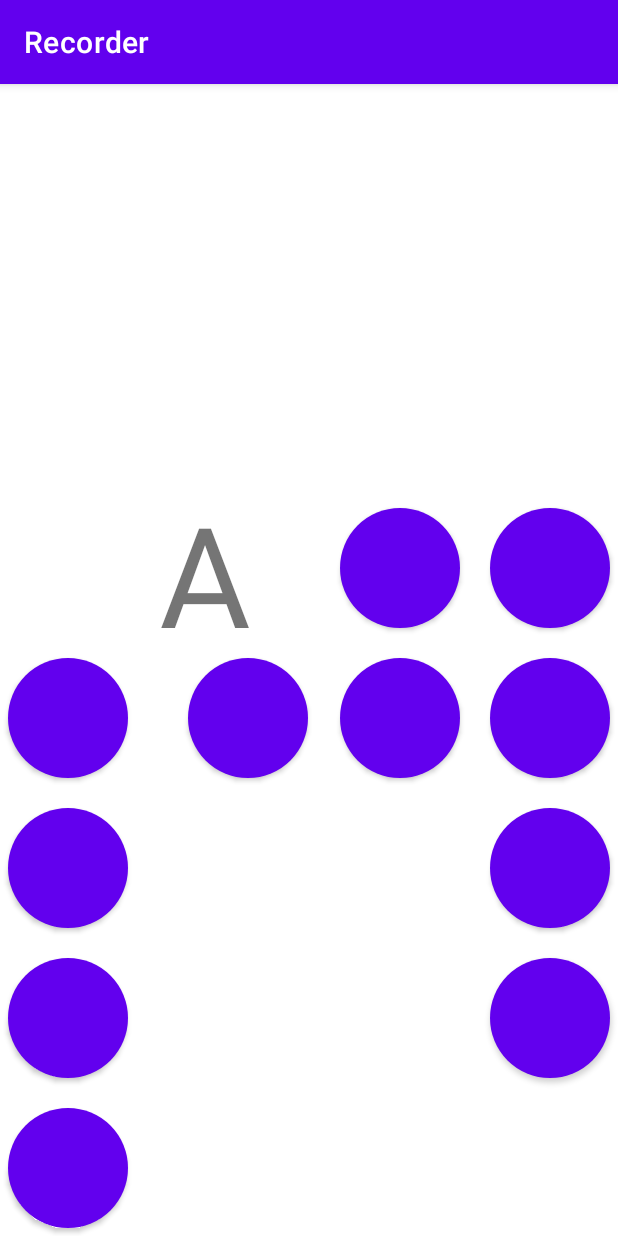
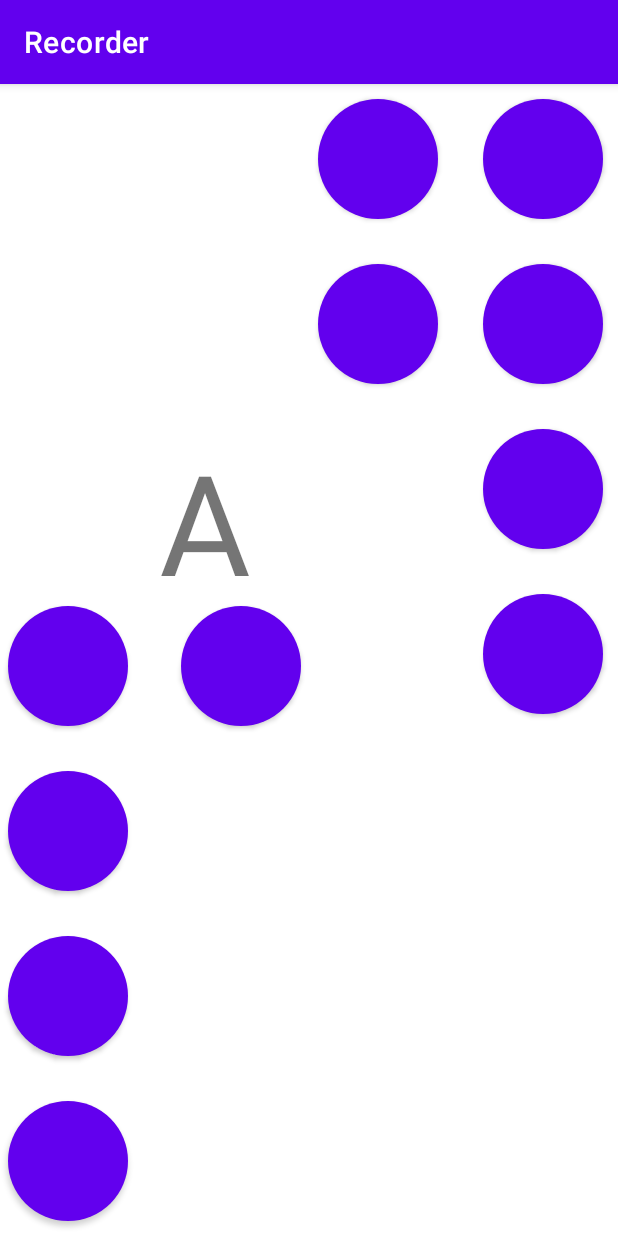
Before and after one commit to sathwik9/RecorderPro, an Android app: the screen it shows after launch (MainActivity), on a phone screen of 412 x 824 dp. Run offline under Robolectric (Android 15) with nearby library versions, the phone set to English and light mode, and no system bars.

Commit message:
change button layout

```diff
--- a/app/src/main/res/layout/activity_main.xml
+++ b/app/src/main/res/layout/activity_main.xml
@@ -11,7 +11,7 @@
         android:layout_width="80dp"
         android:layout_height="80dp"
         android:layout_marginStart="5dp"
-        android:layout_marginBottom="5dp"
+        android:layout_marginBottom="10dp"
         android:background="@drawable/circle"
         app:layout_constraintBottom_toBottomOf="parent"
         app:layout_constraintStart_toStartOf="parent"
@@ -21,7 +21,7 @@
         android:id="@+id/left2"
         android:layout_width="80dp"
         android:layout_height="80dp"
-        android:layout_marginBottom="20dp"
+        android:layout_marginBottom="30dp"
         android:background="@drawable/circle"
         app:layout_constraintBottom_toTopOf="@id/left1"
         app:layout_constraintLeft_toLeftOf="@id/left1"
@@ -31,7 +31,7 @@
         android:id="@+id/left3"
         android:layout_width="80dp"
         android:layout_height="80dp"
-        android:layout_marginBottom="20dp"
+        android:layout_marginBottom="30dp"
         android:background="@drawable/circle"
         app:layout_constraintBottom_toTopOf="@id/left2"
         app:layout_constraintLeft_toLeftOf="@id/left2"
@@ -41,7 +41,7 @@
         android:id="@+id/left4"
         android:layout_width="80dp"
         android:layout_height="80dp"
-        android:layout_marginBottom="20dp"
+        android:layout_marginBottom="30dp"
         android:background="@drawable/circle"
         app:layout_constraintBottom_toTopOf="@id/left3"
         app:layout_constraintLeft_toLeftOf="@id/left3"
@@ -51,7 +51,7 @@
         android:id="@+id/left5"
         android:layout_width="80dp"
         android:layout_height="80dp"
-        android:layout_marginRight="-120dp"
+        android:layout_marginRight="-115dp"
         android:background="@drawable/circle"
         app:layout_constraintRight_toRightOf="@id/left4"
         app:layout_constraintTop_toTopOf="@id/left4"
@@ -61,47 +61,48 @@
         android:id="@+id/right1"
         android:layout_width="80dp"
         android:layout_height="80dp"
-        android:layout_marginRight="5dp"
+        android:layout_marginTop="30dp"
         android:background="@drawable/circle"
-        app:layout_constraintRight_toRightOf="parent"
-        app:layout_constraintTop_toTopOf="@id/left2"
+        app:layout_constraintRight_toRightOf="@id/right2"
+        app:layout_constraintTop_toBottomOf="@id/right2"
         tools:ignore="SpeakableTextPresentCheck" />
 
     <Button
         android:id="@+id/right2"
         android:layout_width="80dp"
         android:layout_height="80dp"
-        android:layout_marginBottom="20dp"
+        android:layout_marginTop="30dp"
         android:background="@drawable/circle"
-        app:layout_constraintBottom_toTopOf="@id/right1"
-        app:layout_constraintRight_toRightOf="@id/right1"
+        app:layout_constraintTop_toBottomOf="@id/right3"
+        app:layout_constraintRight_toRightOf="@id/right3"
         tools:ignore="SpeakableTextPresentCheck" />
 
     <Button
         android:id="@+id/right3"
         android:layout_width="80dp"
         android:layout_height="80dp"
-        android:layout_marginBottom="20dp"
+        android:layout_marginTop="30dp"
         android:background="@drawable/circle"
-        app:layout_constraintBottom_toTopOf="@id/right2"
-        app:layout_constraintRight_toRightOf="@id/right2"
+        app:layout_constraintTop_toBottomOf="@id/right4"
+        app:layout_constraintRight_toRightOf="@id/right4"
         tools:ignore="SpeakableTextPresentCheck" />
 
     <Button
         android:id="@+id/right4"
         android:layout_width="80dp"
         android:layout_height="80dp"
-        android:layout_marginBottom="20dp"
+        android:layout_marginTop="10dp"
+        android:layout_marginRight="10dp"
         android:background="@drawable/circle"
-        app:layout_constraintBottom_toTopOf="@id/right3"
-        app:layout_constraintRight_toRightOf="@id/right3"
+        app:layout_constraintTop_toTopOf="parent"
+        app:layout_constraintRight_toRightOf="parent"
         tools:ignore="SpeakableTextPresentCheck" />
 
     <Button
         android:id="@+id/right5"
         android:layout_width="80dp"
         android:layout_height="80dp"
-        android:layout_marginRight="20dp"
+        android:layout_marginRight="30dp"
         android:background="@drawable/circle"
         app:layout_constraintTop_toTopOf="@id/right3"
         app:layout_constraintRight_toLeftOf="@id/right3"
@@ -111,7 +112,7 @@
         android:id="@+id/right6"
         android:layout_width="80dp"
         android:layout_height="80dp"
-        android:layout_marginRight="20dp"
+        android:layout_marginRight="30dp"
         android:background="@drawable/circle"
         app:layout_constraintTop_toTopOf="@id/right4"
         app:layout_constraintRight_toLeftOf="@id/right4"
```
